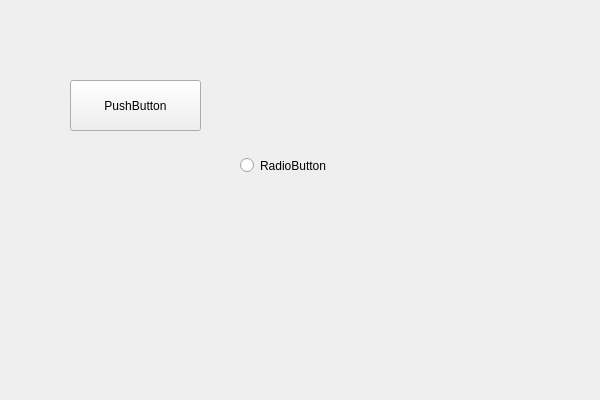
This is coffee_shop_management_system/coffee_shop_management_system/GUI/ProductManagement.ui in PhucHoang200/coffee-shop-management-system as Qt 5 draws it before an edit. The edited form follows.
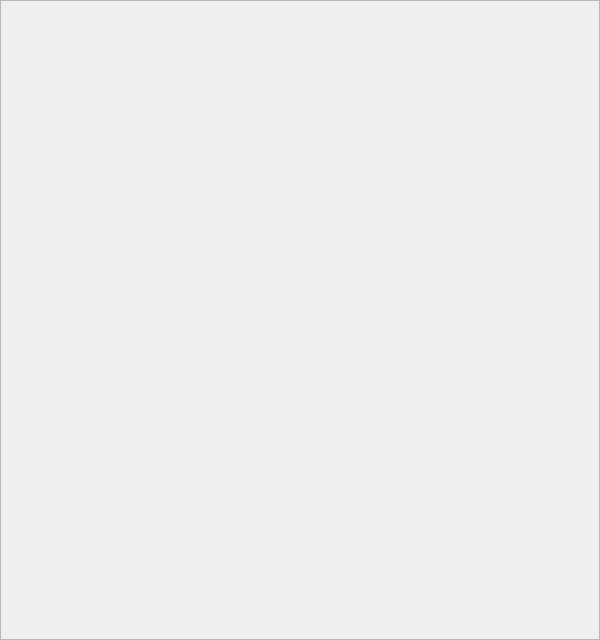
This is the edited form.

Commit message: update load picture for products

Diff of the .ui file:
```diff
--- a/coffee_shop_management_system/coffee_shop_management_system/GUI/ProductManagement.ui
+++ b/coffee_shop_management_system/coffee_shop_management_system/GUI/ProductManagement.ui
@@ -7,7 +7,7 @@
     <x>0</x>
     <y>0</y>
     <width>600</width>
-    <height>400</height>
+    <height>640</height>
    </rect>
   </property>
   <property name="maximumSize">
@@ -19,31 +19,28 @@
   <property name="windowTitle">
    <string>ProductManagement</string>
   </property>
-  <widget class="QRadioButton" name="radioButton">
+  <widget class="QScrollArea" name="scrollArea">
    <property name="geometry">
     <rect>
-     <x>240</x>
-     <y>90</y>
-     <width>181</width>
-     <height>151</height>
+     <x>0</x>
+     <y>0</y>
+     <width>600</width>
+     <height>640</height>
     </rect>
    </property>
-   <property name="text">
-    <string>RadioButton</string>
+   <property name="widgetResizable">
+    <bool>true</bool>
    </property>
-  </widget>
-  <widget class="QPushButton" name="pushButton">
-   <property name="geometry">
-    <rect>
-     <x>70</x>
-     <y>80</y>
-     <width>131</width>
-     <height>51</height>
-    </rect>
-   </property>
-   <property name="text">
-    <string>PushButton</string>
-   </property>
+   <widget class="QWidget" name="scrollAreaWidgetContents">
+    <property name="geometry">
+     <rect>
+      <x>0</x>
+      <y>0</y>
+      <width>598</width>
+      <height>638</height>
+     </rect>
+    </property>
+   </widget>
   </widget>
  </widget>
  <layoutdefault spacing="6" margin="11"/>
```
The commit also changes 13 other files.
